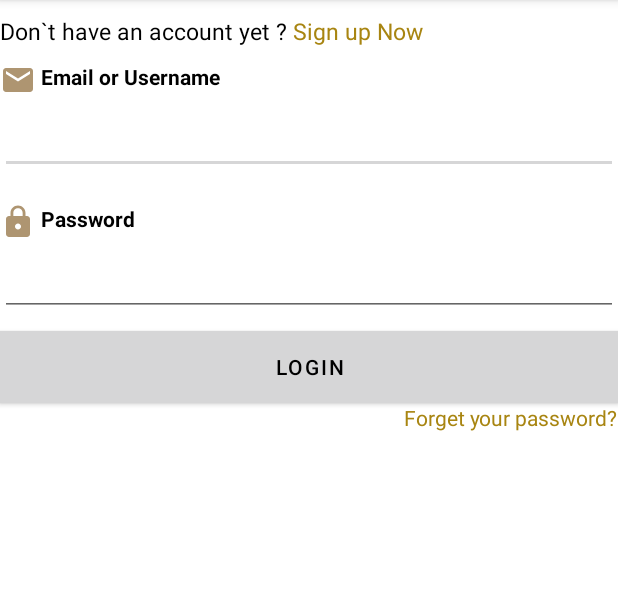
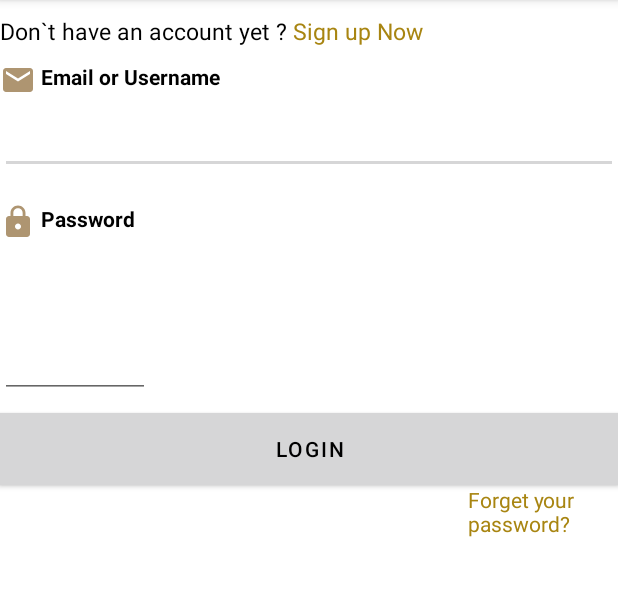
Before and after one commit to IbtisamAbdulaziz/Luqya, an Android app: the LogIn screen opened directly, with no data from a screen before it, on a phone screen of 412 x 824 dp, the part 84-680 px from its top. Run offline under Robolectric (Android 15) with nearby library versions, the phone set to English and light mode, and no system bars.

```diff
--- a/app/src/main/res/layout/activity_log_in.xml
+++ b/app/src/main/res/layout/activity_log_in.xml
@@ -16,17 +16,17 @@
             android:id="@+id/link_to_signup"
             android:layout_width="wrap_content"
             android:layout_height="wrap_content"
-            android:layout_marginTop="10dip"
+            android:layout_marginTop="10dp"
             android:text="Don`t have an account yet ? "
             android:gravity="center"
-            android:textSize="15dip"
+            android:textSize="15sp"
             android:textColor="@color/black"/>
         <TextView
             android:layout_width="wrap_content"
             android:layout_height="wrap_content"
             android:id="@+id/textview_signup"
-            android:layout_marginTop="10dip"
-            android:textSize="15dip"
+            android:layout_marginTop="10dp"
+            android:textSize="15sp"
             android:textColor="@color/button_text"
             android:text="Sign up Now"/>
 
@@ -35,7 +35,7 @@
     <TextView
         android:layout_width="fill_parent"
         android:layout_height="wrap_content"
-        android:layout_marginTop="10dip"
+        android:layout_marginTop="10dp"
         android:drawableLeft="@drawable/email"
         android:text=" Email or Username"
         android:textColor="@color/black"
@@ -44,8 +44,8 @@
         android:layout_width="fill_parent"
         android:layout_height="wrap_content"
         android:id="@+id/edittext_email_login"
-        android:layout_marginTop="5dip"
-        android:layout_marginBottom="20dip"
+        android:layout_marginTop="5dp"
+        android:layout_marginBottom="20dp"
         android:singleLine="true"/>
     <!--  Password Label -->
     <TextView
@@ -56,10 +56,10 @@
         android:textColor="@color/black"
         android:textStyle="bold" />
     <EditText
-        android:layout_width="fill_parent"
-        android:layout_height="wrap_content"
+        android:layout_width="100dp"
+        android:layout_height="100dp"
         android:id="@+id/edittext_password_login"
-        android:layout_marginTop="5dip"
+        android:layout_marginTop="5dp"
         android:singleLine="true"
         android:password="true"/>
     <!-- Login button -->
@@ -67,14 +67,14 @@
         android:id="@+id/button_login"
         android:layout_width="fill_parent"
         android:layout_height="wrap_content"
-        android:layout_marginTop="10dip"
+        android:layout_marginTop="10dp"
         android:background="@color/button_background"
         android:text="Login"
         android:textColor="@color/black"
         android:onClick="LogIn"/>
     <!-- Link to Registration Screen -->
     <TextView
-        android:layout_width="wrap_content"
+        android:layout_width="100dp"
         android:layout_height="wrap_content"
         android:id="@+id/textview_forget_pass"
         android:textColor="@color/button_text"
--- a/app/src/main/res/layout/activity_main_interface.xml
+++ b/app/src/main/res/layout/activity_main_interface.xml
@@ -34,7 +34,8 @@
             android:background="@color/button_background"
             android:text="System Administrator"
             android:textColor="@color/black"
-            android:textSize="10sp" />
+            android:textSize="10sp"
+            android:textStyle="bold" />
 
         <Button
             android:id="@+id/Cultural_Initiative_Founder"
@@ -44,7 +45,8 @@
             android:background="@color/button_background"
             android:text="Cultural Initiative Founder"
             android:textColor="@color/black"
-            android:textSize="10sp"/>
+            android:textSize="10sp"
+            android:textStyle="bold" />
 
     </LinearLayout>
 
@@ -64,7 +66,8 @@
             android:gravity="center_vertical"
             android:text="Cultural Event Seeker"
             android:textColor="@color/black"
-            android:textSize="10sp"/>
+            android:textSize="10sp"
+            android:textStyle="bold" />
 
     </LinearLayout>
 
```
